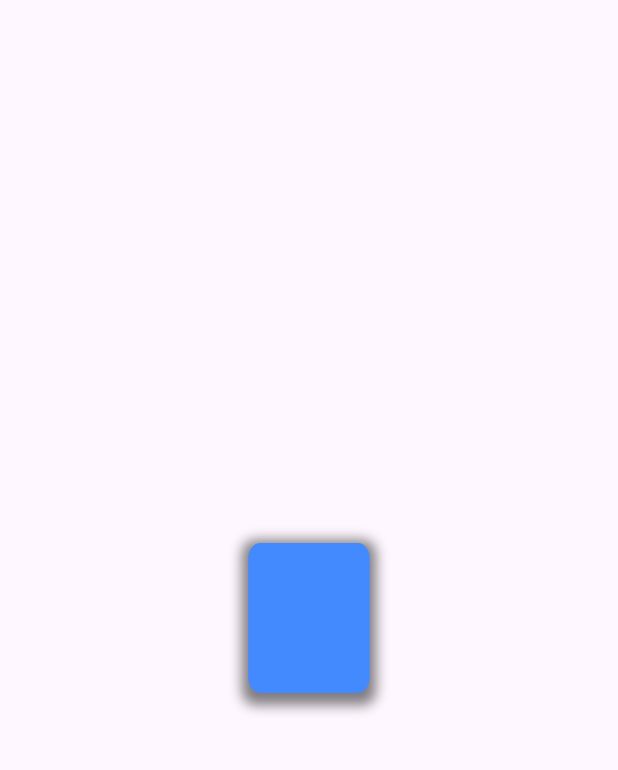
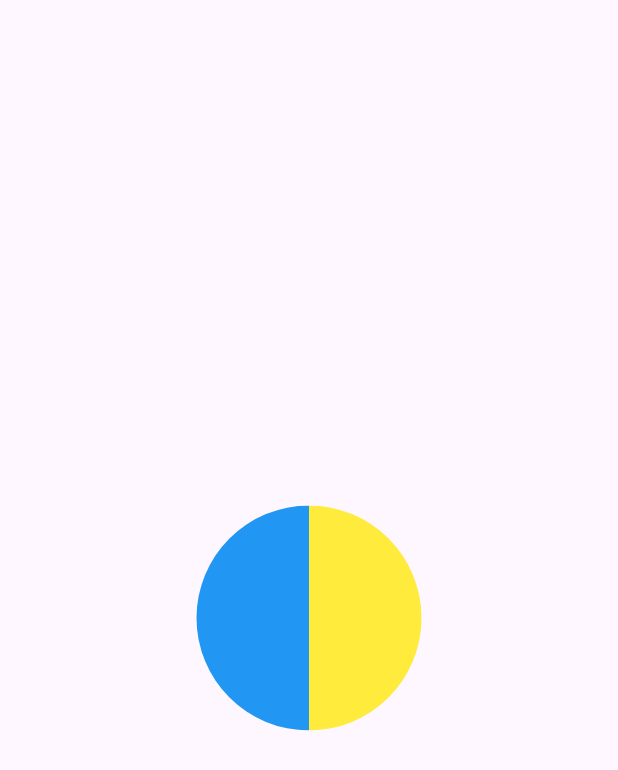
Before and after one commit to Michael-Ogundipe/flutter-animation, a Flutter app: the screen it shows after launch, on a phone screen of 412 x 824 dp. Shown: the top 770 px of the screen. Run offline on Flutter 3.47's test engine with Material 3 defaults, Android fonts, the phone set to English and light mode, and no system bars.

```diff
--- a/lib/main.dart
+++ b/lib/main.dart
@@ -1,4 +1,3 @@
-import 'dart:math' show pi;
 import 'package:flutter/material.dart';
 
 void main() {
@@ -12,6 +11,7 @@ class MyApp extends StatelessWidget {
   Widget build(BuildContext context) {
     return MaterialApp(
       title: 'Flutter Demo',
+      debugShowCheckedModeBanner: false,
       theme: ThemeData(
         colorScheme: ColorScheme.fromSeed(seedColor: Colors.deepPurple),
         useMaterial3: true,
@@ -19,6 +19,51 @@ class MyApp extends StatelessWidget {
       home: const MyHomePage(title: 'Flutter Demo Home Page'),
     );
   }
+}
+
+enum CircleSide { left, right }
+
+extension ToPath on CircleSide {
+  Path toPath(Size size) {
+    final path = Path();
+
+    late Offset offset;
+    late bool clockwise;
+
+    switch (this) {
+      case CircleSide.left:
+        path.moveTo(size.width, 0);
+        offset = Offset(size.width, size.height);
+        clockwise = false;
+        break;
+      case CircleSide.right:
+        offset = Offset(0, size.height);
+        clockwise = true;
+        break;
+    }
+    path.arcToPoint(
+      offset,
+      radius: Radius.elliptical(size.width / 2, size.height / 2),
+      clockwise: clockwise,
+    );
+
+    path.close();
+    return path;
+  }
+}
+
+class HalfCircleClipper extends CustomClipper<Path> {
+  final CircleSide side;
+
+  const HalfCircleClipper({
+    required this.side,
+  });
+
+  @override
+  Path getClip(Size size) => side.toPath(size);
+
+  @override
+  bool shouldReclip(covariant CustomClipper<Path> oldClipper) => true;
 }
 
 class MyHomePage extends StatefulWidget {
@@ -32,54 +77,30 @@ class MyHomePage extends StatefulWidget {
 
 class _MyHomePageState extends State<MyHomePage>
     with SingleTickerProviderStateMixin {
-  late AnimationController _controller;
-  late Animation<double> _animation;
-
-  @override
-  void initState() {
-    super.initState();
-    _controller = AnimationController(
-      vsync: this,
-      duration: const Duration(seconds: 2),
-    );
-    _animation = Tween<double>(begin: 0.0, end: 2 * pi).animate(_controller);
-
-    _controller.repeat();
-  }
-
-  @override
-  void dispose() {
-    _controller.dispose();
-    super.dispose();
-  }
-
   @override
   Widget build(BuildContext context) {
     return Scaffold(
       body: Center(
-        child: AnimatedBuilder(
-          animation: _controller,
-          builder: (context, child) {
-            return Transform(
-              alignment: Alignment.center,
-              transform: Matrix4.identity()..rotateY(_animation.value),
+        child: Row(
+          mainAxisAlignment: MainAxisAlignment.center,
+          children: [
+            ClipPath(
+              clipper: const HalfCircleClipper(side: CircleSide.left),
               child: Container(
-                width: 100,
-                height: 100,
-                decoration: BoxDecoration(
-                    color: Colors.blueAccent,
-                    borderRadius: const BorderRadius.all(Radius.circular(10)),
-                    boxShadow: [
-                      BoxShadow(
-                        color: Colors.black.withOpacity(0.5),
-                        spreadRadius: 5,
-                        blurRadius: 7,
-                        offset: const Offset(0, 3)
-                      ),
-                    ]),
+                width: 150,
+                height: 150,
+                color: Colors.blue,
               ),
-            );
-          }
+            ),
+            ClipPath(
+              clipper: const HalfCircleClipper(side: CircleSide.right),
+              child: Container(
+                width: 150,
+                height: 150,
+                color: Colors.yellow,
+              ),
+            )
+          ],
         ),
       ),
     );
```
